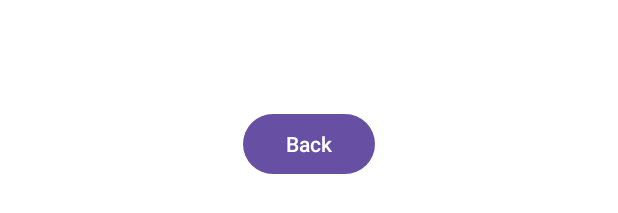
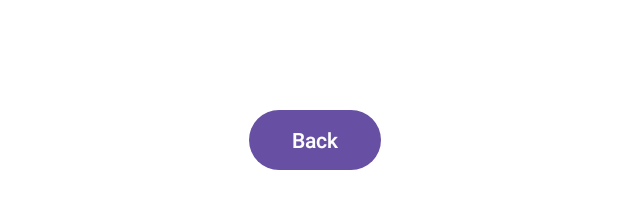
Before and after one commit to ellio357/GroupProject476, an Android app: the layout activity_workout_detail.xml on its own in the app's theme, with its tools: preview values and no code run, on a phone screen of 412 x 824 dp. Shown: the part 881-1094 px from the top of the screen. Run offline under Robolectric (Android 15) with nearby library versions, the phone set to English and light mode, and no system bars.

Commit message:
bugs fixed, my work yesterday didn't push

```diff
--- a/app/src/main/java/edu/msu/ellio357/groupproject476/WorkoutDetailActivity.java
+++ b/app/src/main/java/edu/msu/ellio357/groupproject476/WorkoutDetailActivity.java
@@ -36,4 +36,5 @@ public class WorkoutDetailActivity extends AppCompatActivity {
             startActivity(new Intent(this, WorkoutHistoryActivity.class));
         });
     }
+
 }
--- a/app/src/main/res/layout-land/activity_workout_detail.xml
+++ b/app/src/main/res/layout-land/activity_workout_detail.xml
@@ -7,63 +7,42 @@
     android:background="@color/white">
 
     <LinearLayout
-        android:layout_width="match_parent"
-        android:layout_height="match_parent"
-        android:gravity="center"
-        android:orientation="vertical">
-
-        <LinearLayout
+        android:orientation="vertical"
         android:layout_width="match_parent"
         android:layout_height="wrap_content"
-            android:orientation="vertical"
+        android:layout_margin="20dp"
         android:padding="16dp">
 
-            <TextView
-                android:id="@+id/detailName"
+        <TextView android:id="@+id/detailName"
+            android:textSize="24sp"
+            android:textStyle="bold"
             android:layout_width="wrap_content"
-                android:layout_height="wrap_content"
-                android:textSize="24sp"
-                android:textStyle="bold" />
+            android:layout_height="wrap_content" />
 
-            <TextView
-                android:id="@+id/detailLength"
+        <TextView android:id="@+id/detailLength"
             android:layout_width="wrap_content"
             android:layout_height="wrap_content"
             android:paddingTop="10dp" />
 
-            <TextView
-                android:id="@+id/detailCalories"
+        <TextView android:id="@+id/detailCalories"
             android:layout_width="wrap_content"
             android:layout_height="wrap_content"
             android:paddingTop="10dp" />
 
-            <TextView
-                android:id="@+id/detailDate"
+        <TextView android:id="@+id/detailDate"
             android:layout_width="wrap_content"
             android:layout_height="wrap_content"
             android:paddingTop="10dp" />
-
-        </LinearLayout>
-
-        <LinearLayout
-            android:layout_width="match_parent"
-            android:layout_height="wrap_content"
-            android:layout_marginLeft="20dp"
-            android:layout_marginTop="10dp"
-            android:layout_marginRight="20dp"
-            android:layout_marginBottom="20dp"
-            android:paddingTop="150dp"
-            android:gravity="center"
-            android:orientation="horizontal">
 
         <Button
             android:id="@+id/backButton"
             android:layout_width="wrap_content"
             android:layout_height="wrap_content"
-                android:layout_margin="5dp"
+            android:layout_marginTop="170dp"
+            android:gravity="center"
+            android:layout_marginLeft="300dp"
             android:text="@string/backButton" />
 
+
     </LinearLayout>
-    </LinearLayout>
-
 </edu.msu.ellio357.groupproject476.ZoomLayout>
--- a/app/src/main/res/layout-land/activity_workout_history.xml
+++ b/app/src/main/res/layout-land/activity_workout_history.xml
@@ -13,7 +13,7 @@
         android:layout_height="wrap_content"
         android:layout_gravity="center_horizontal"
         android:paddingBottom="16dp"
-        android:text="@string/history"
+        android:text="Workout History"
         android:textSize="24sp"
         android:textStyle="bold" />
 
--- a/app/src/main/res/layout/activity_workout_detail.xml
+++ b/app/src/main/res/layout/activity_workout_detail.xml
@@ -7,63 +7,42 @@ android:layout_height="match_parent"
     android:background="@color/white">
 
 <LinearLayout
-        android:layout_width="match_parent"
-        android:layout_height="match_parent"
-        android:gravity="center"
-        android:orientation="vertical">
-
-        <LinearLayout
+    android:orientation="vertical"
     android:layout_width="match_parent"
     android:layout_height="wrap_content"
-            android:orientation="vertical"
+    android:layout_margin="20dp"
     android:padding="16dp">
 
-            <TextView
-                android:id="@+id/detailName"
+    <TextView android:id="@+id/detailName"
+        android:textSize="24sp"
+        android:textStyle="bold"
         android:layout_width="wrap_content"
-                android:layout_height="wrap_content"
-                android:textSize="24sp"
-                android:textStyle="bold" />
+        android:layout_height="wrap_content" />
 
-            <TextView
-                android:id="@+id/detailLength"
+    <TextView android:id="@+id/detailLength"
         android:layout_width="wrap_content"
         android:layout_height="wrap_content"
         android:paddingTop="10dp" />
 
-            <TextView
-                android:id="@+id/detailCalories"
+    <TextView android:id="@+id/detailCalories"
         android:layout_width="wrap_content"
         android:layout_height="wrap_content"
         android:paddingTop="10dp" />
 
-            <TextView
-                android:id="@+id/detailDate"
+    <TextView android:id="@+id/detailDate"
         android:layout_width="wrap_content"
         android:layout_height="wrap_content"
         android:paddingTop="10dp" />
-
-        </LinearLayout>
-
-        <LinearLayout
-            android:layout_width="match_parent"
-            android:layout_height="wrap_content"
-            android:layout_marginLeft="20dp"
-            android:layout_marginTop="10dp"
-            android:layout_marginRight="20dp"
-            android:layout_marginBottom="20dp"
-            android:paddingTop="400dp"
-            android:gravity="center"
-            android:orientation="horizontal">
 
     <Button
         android:id="@+id/backButton"
         android:layout_width="wrap_content"
         android:layout_height="wrap_content"
-                android:layout_margin="5dp"
+        android:layout_marginTop="500dp"
+        android:gravity="center"
+        android:layout_marginLeft="130dp"
         android:text="@string/backButton" />
 
+
 </LinearLayout>
-    </LinearLayout>
-
 </edu.msu.ellio357.groupproject476.ZoomLayout>
--- a/app/src/main/res/layout/workout_item.xml
+++ b/app/src/main/res/layout/workout_item.xml
@@ -30,8 +30,7 @@
         android:id="@+id/deleteWorkoutBtn"
         android:layout_width="wrap_content"
         android:layout_height="wrap_content"
-        android:text="@string/delete"
+        android:text="Delete"
         android:textSize="12sp"
         android:layout_marginLeft="8dp"/>
-
 </LinearLayout>
--- a/app/src/main/res/values/strings.xml
+++ b/app/src/main/res/values/strings.xml
@@ -24,5 +24,4 @@
     <string name="find_nearest_gym">Find Nearest Gym</string>
     <string name="register_prompt">Register a New Email</string>
     <string name="backButton">Back</string>
-    <string name="delete">Delete</string>
 </resources>
```
Also changed, not shown: app/src/main/res/layout-land/activity_workout_entry.xml (+10 -10 lines), app/src/main/res/layout-land/activity_workout_library.xml (+13 -10 lines), app/src/main/res/layout/activity_workout_history.xml (+5 -6 lines), app/src/main/res/layout/activity_workout_library.xml (+7 -6 lines). Lines whose indentation alone changed are shown as unchanged.
